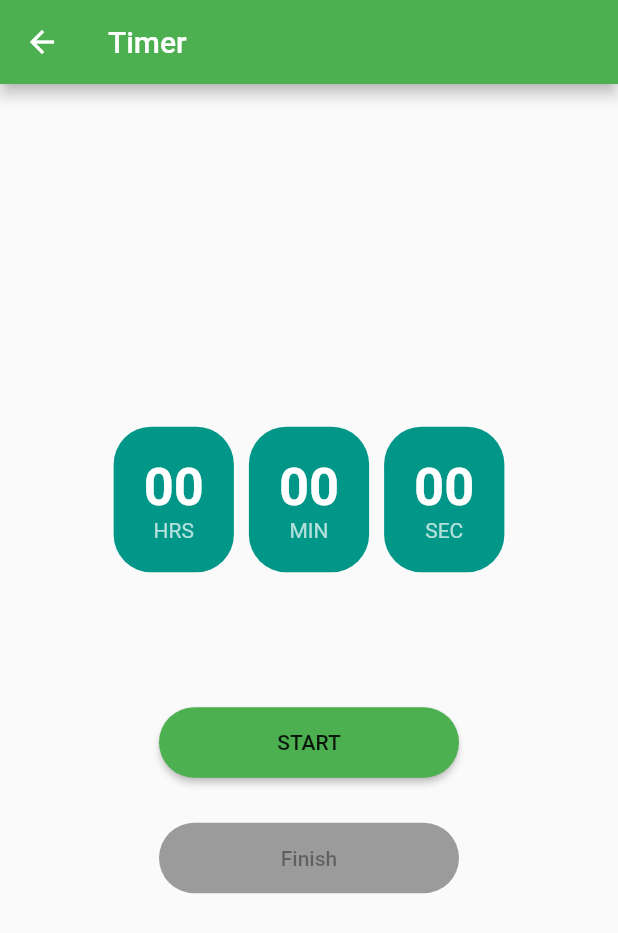
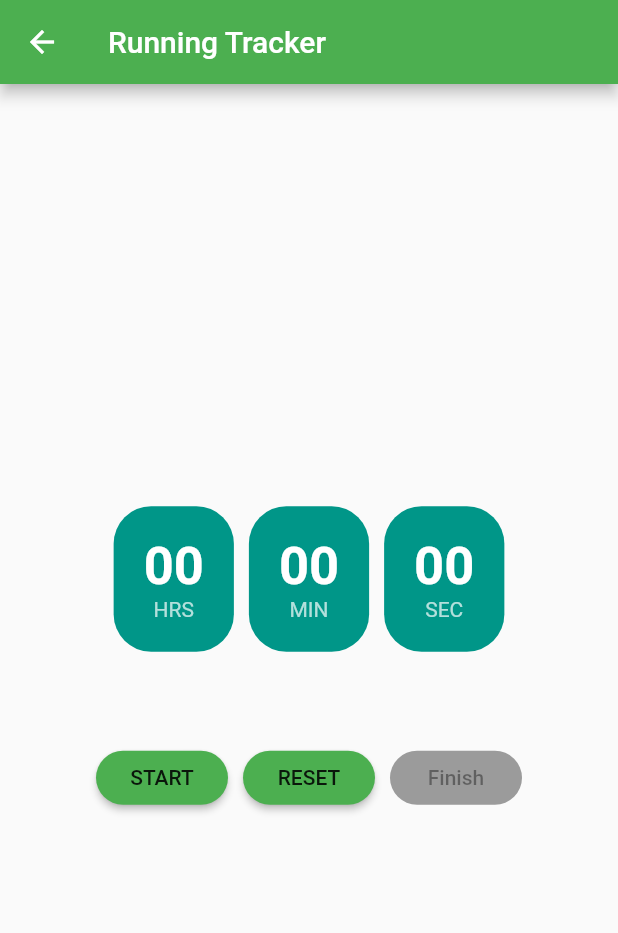
Before and after one commit to angiereyes99/gator-calisthenics-fitness-tracker, a Flutter app: the RunningTrackerPage screen opened by its route, on a phone screen of 412 x 824 dp. Shown: the top 933 px of the screen. Run offline on Flutter 3.47's test engine with Material 2 defaults, Android fonts, the phone set to English and light mode, and no system bars; our stand-ins replace cloud_firestore, curved_navigation_bar, firebase_auth, firebase_core, google_sign_in; accounts and stored records are empty.

Commit message:
timer working/storing to firebase

```diff
--- a/gator_calisthenics_fitness_tracker/lib/pages/running_tracker_page.dart
+++ b/gator_calisthenics_fitness_tracker/lib/pages/running_tracker_page.dart
@@ -47,7 +47,7 @@ class _RunningTrackerStatePage extends State<RunningTrackerPage> {
     return new Scaffold(
       appBar: AppBar(
         backgroundColor: Colors.green,
-            title: new Text('Timer'),
+        title: new Text('Running Tracker'),
       ),
       body: Center(
         child: Column(
@@ -67,12 +67,10 @@ class _RunningTrackerStatePage extends State<RunningTrackerPage> {
               ],
             ),
             SizedBox(height: 60),
-                Container(
-                  width: 200,
-                  height: 47,
-                  margin: EdgeInsets.only(top: 30),
-                  child: RaisedButton(
-                    color: Colors.green,
+            Wrap(
+              children: <Widget>[
+                RaisedButton(
+                  color: !isActive ? Colors.green : Colors.red,
                   shape: RoundedRectangleBorder(
                   borderRadius: BorderRadius.circular(25)),
                   child: Text(isActive ? 'STOP' : 'START'),
@@ -82,12 +80,21 @@ class _RunningTrackerStatePage extends State<RunningTrackerPage> {
                   });
                 },
               ),
+              SizedBox(width: 10,),
+              RaisedButton(
+                  color: Colors.green,
+                  shape: RoundedRectangleBorder(
+                  borderRadius: BorderRadius.circular(25)),
+                  child: Text('RESET'),
+                  onPressed: () {
+                    setState(() {
+                      isActive = false;
+                      secondsPassed = 0;
+                  });
+                },
               ),
-                Container(
-                  width: 200,
-                  height: 47,
-                  margin: EdgeInsets.only(top: 30),
-                  child: RaisedButton(
+              SizedBox(width: 10,),
+              RaisedButton(
                 color: Colors.green,
                 shape: RoundedRectangleBorder(
                 borderRadius: BorderRadius.circular(25)),
@@ -103,7 +110,8 @@ class _RunningTrackerStatePage extends State<RunningTrackerPage> {
                     });
                   } : null,
                 ),
-                )
+              ],
+            ),
           ],
         ),
       ),
```
Lines whose indentation alone changed are shown as unchanged.
